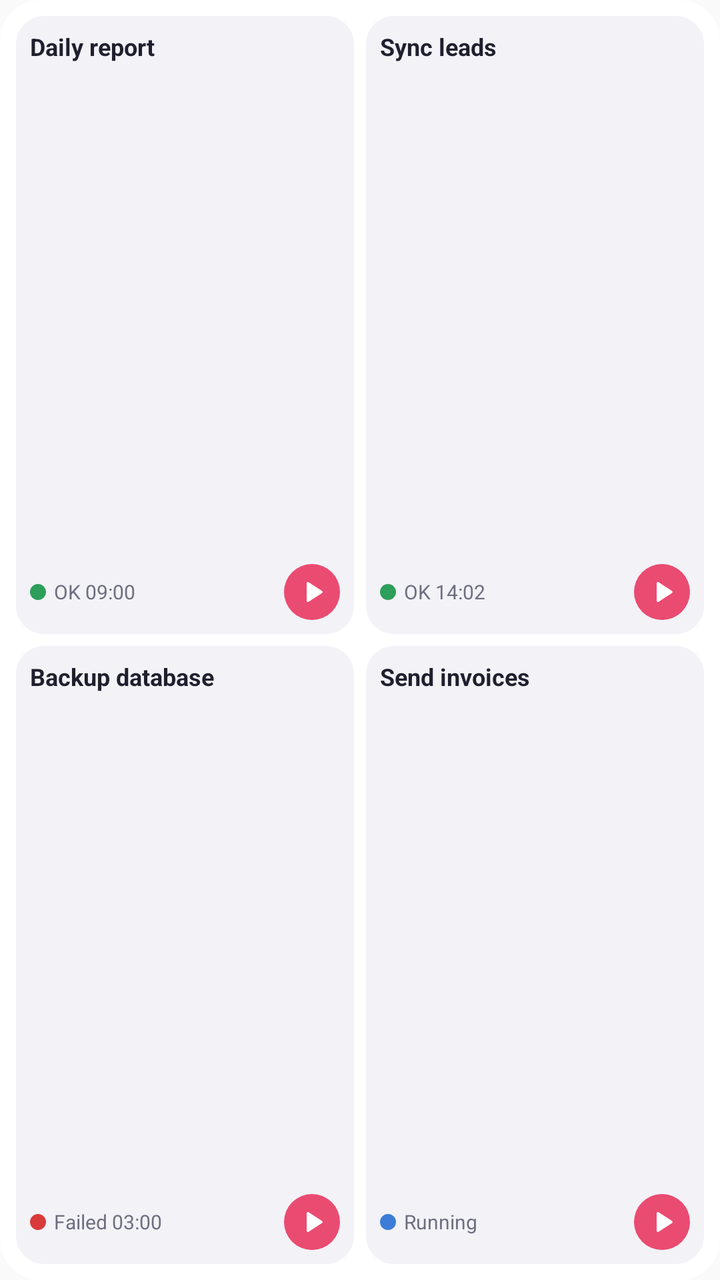
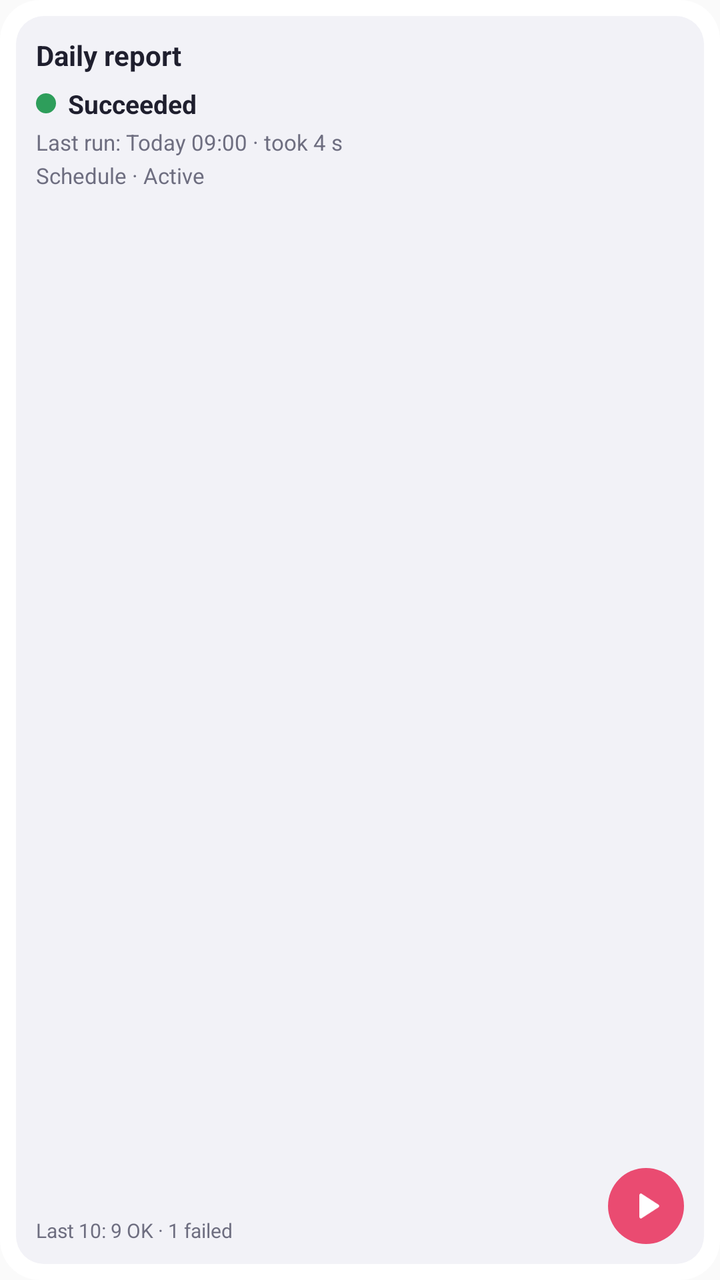

The first picture is an Android layout as it rendered before a commit; the second is the same layout after the commit. The layout source and the unified diff follow.
<!-- AndroidManifest.xml: application theme AppTheme -->
<!-- res/layout/widget_preview.xml -->
<?xml version="1.0" encoding="utf-8"?>
<LinearLayout xmlns:android="http://schemas.android.com/apk/res/android"
    android:layout_width="match_parent" android:layout_height="match_parent"
    android:background="@drawable/widget_bg" android:orientation="vertical" android:padding="5dp">
    <LinearLayout android:layout_width="match_parent" android:layout_height="0dp" android:layout_weight="1" android:orientation="horizontal">
        <LinearLayout android:layout_width="0dp" android:layout_height="match_parent" android:layout_margin="3dp" android:layout_weight="1"
            android:background="@drawable/widget_tile_bg" android:orientation="vertical" android:padding="7dp">
            <TextView android:layout_width="match_parent" android:layout_height="0dp" android:layout_weight="1" android:maxLines="3"
                android:text="Daily report" android:textColor="@color/widget_text" android:textSize="12sp" android:textStyle="bold" />
            <LinearLayout android:layout_width="match_parent" android:layout_height="wrap_content" android:gravity="center_vertical" android:orientation="horizontal">
                <ImageView android:layout_width="8dp" android:layout_height="8dp" android:src="@drawable/widget_dot_ok" />
                <TextView android:layout_width="0dp" android:layout_height="wrap_content" android:layout_weight="1" android:paddingStart="4dp"
                    android:singleLine="true" android:text="OK 09:00" android:textColor="@color/widget_text_dim" android:textSize="10sp" />
                <ImageView android:layout_width="28dp" android:layout_height="28dp" android:background="@drawable/widget_play_bg"
                    android:padding="6dp" android:src="@drawable/widget_ic_play" />
            </LinearLayout>
        </LinearLayout>
        <LinearLayout android:layout_width="0dp" android:layout_height="match_parent" android:layout_margin="3dp" android:layout_weight="1"
            android:background="@drawable/widget_tile_bg" android:orientation="vertical" android:padding="7dp">
            <TextView android:layout_width="match_parent" android:layout_height="0dp" android:layout_weight="1" android:maxLines="3"
                android:text="Sync leads" android:textColor="@color/widget_text" android:textSize="12sp" android:textStyle="bold" />
            <LinearLayout android:layout_width="match_parent" android:layout_height="wrap_content" android:gravity="center_vertical" android:orientation="horizontal">
                <ImageView android:layout_width="8dp" android:layout_height="8dp" android:src="@drawable/widget_dot_ok" />
                <TextView android:layout_width="0dp" android:layout_height="wrap_content" android:layout_weight="1" android:paddingStart="4dp"
                    android:singleLine="true" android:text="OK 14:02" android:textColor="@color/widget_text_dim" android:textSize="10sp" />
                <ImageView android:layout_width="28dp" android:layout_height="28dp" android:background="@drawable/widget_play_bg"
                    android:padding="6dp" android:src="@drawable/widget_ic_play" />
            </LinearLayout>
        </LinearLayout>
    </LinearLayout>
    <LinearLayout android:layout_width="match_parent" android:layout_height="0dp" android:layout_weight="1" android:orientation="horizontal">
        <LinearLayout android:layout_width="0dp" android:layout_height="match_parent" android:layout_margin="3dp" android:layout_weight="1"
            android:background="@drawable/widget_tile_bg" android:orientation="vertical" android:padding="7dp">
            <TextView android:layout_width="match_parent" android:layout_height="0dp" android:layout_weight="1" android:maxLines="3"
                android:text="Backup database" android:textColor="@color/widget_text" android:textSize="12sp" android:textStyle="bold" />
            <LinearLayout android:layout_width="match_parent" android:layout_height="wrap_content" android:gravity="center_vertical" android:orientation="horizontal">
                <ImageView android:layout_width="8dp" android:layout_height="8dp" android:src="@drawable/widget_dot_bad" />
                <TextView android:layout_width="0dp" android:layout_height="wrap_content" android:layout_weight="1" android:paddingStart="4dp"
                    android:singleLine="true" android:text="Failed 03:00" android:textColor="@color/widget_text_dim" android:textSize="10sp" />
                <ImageView android:layout_width="28dp" android:layout_height="28dp" android:background="@drawable/widget_play_bg"
                    android:padding="6dp" android:src="@drawable/widget_ic_play" />
            </LinearLayout>
        </LinearLayout>
        <LinearLayout android:layout_width="0dp" android:layout_height="match_parent" android:layout_margin="3dp" android:layout_weight="1"
            android:background="@drawable/widget_tile_bg" android:orientation="vertical" android:padding="7dp">
            <TextView android:layout_width="match_parent" android:layout_height="0dp" android:layout_weight="1" android:maxLines="3"
                android:text="Send invoices" android:textColor="@color/widget_text" android:textSize="12sp" android:textStyle="bold" />
            <LinearLayout android:layout_width="match_parent" android:layout_height="wrap_content" android:gravity="center_vertical" android:orientation="horizontal">
                <ImageView android:layout_width="8dp" android:layout_height="8dp" android:src="@drawable/widget_dot_info" />
                <TextView android:layout_width="0dp" android:layout_height="wrap_content" android:layout_weight="1" android:paddingStart="4dp"
                    android:singleLine="true" android:text="Running" android:textColor="@color/widget_text_dim" android:textSize="10sp" />
                <ImageView android:layout_width="28dp" android:layout_height="28dp" android:background="@drawable/widget_play_bg"
                    android:padding="6dp" android:src="@drawable/widget_ic_play" />
            </LinearLayout>
        </LinearLayout>
    </LinearLayout>
</LinearLayout>
<!-- resources referenced by this layout -->
<resources>
  <color name="widget_text">#FF1F1F2E</color>
  <color name="widget_text_dim">#FF6E6E80</color>
  <!-- drawable widget_bg (drawable) -->
  <?xml version="1.0" encoding="utf-8"?>
  <shape xmlns:android="http://schemas.android.com/apk/res/android" android:shape="rectangle">
      <solid android:color="@color/widget_bg" />
      <corners android:radius="20dp" />
  </shape>
  <!-- drawable widget_dot_bad (drawable) -->
  <?xml version="1.0" encoding="utf-8"?>
  <shape xmlns:android="http://schemas.android.com/apk/res/android" android:shape="oval">
      <solid android:color="@color/widget_bad" />
      <size android:width="8dp" android:height="8dp" />
  </shape>
  <!-- drawable widget_dot_info (drawable) -->
  <?xml version="1.0" encoding="utf-8"?>
  <shape xmlns:android="http://schemas.android.com/apk/res/android" android:shape="oval">
      <solid android:color="@color/widget_info" />
      <size android:width="8dp" android:height="8dp" />
  </shape>
  <!-- drawable widget_dot_ok (drawable) -->
  <?xml version="1.0" encoding="utf-8"?>
  <shape xmlns:android="http://schemas.android.com/apk/res/android" android:shape="oval">
      <solid android:color="@color/widget_ok" />
      <size android:width="8dp" android:height="8dp" />
  </shape>
  <!-- drawable widget_ic_play (drawable) -->
  <?xml version="1.0" encoding="utf-8"?>
  <vector xmlns:android="http://schemas.android.com/apk/res/android"
      android:width="24dp" android:height="24dp" android:viewportWidth="24" android:viewportHeight="24">
      <path android:fillColor="#FFFFFFFF" android:pathData="M8,5.5v13c0,0.8 0.9,1.3 1.5,0.8l10,-6.5c0.6,-0.4 0.6,-1.2 0,-1.6l-10,-6.5C8.9,4.2 8,4.7 8,5.5z" />
  </vector>
  <!-- drawable widget_play_bg (drawable) -->
  <?xml version="1.0" encoding="utf-8"?>
  <shape xmlns:android="http://schemas.android.com/apk/res/android" android:shape="oval">
      <solid android:color="@color/widget_accent" />
  </shape>
  <!-- drawable widget_tile_bg (drawable) -->
  <?xml version="1.0" encoding="utf-8"?>
  <shape xmlns:android="http://schemas.android.com/apk/res/android" android:shape="rectangle">
      <solid android:color="@color/widget_tile" />
      <corners android:radius="14dp" />
  </shape>
  <style name="AppTheme" parent="Theme.AppCompat.Light.DarkActionBar">
          
          <item name="colorPrimary">@color/colorPrimary</item>
          <item name="colorPrimaryDark">@color/colorPrimaryDark</item>
          <item name="colorAccent">@color/colorAccent</item>
      </style>
  <color name="widget_bg">#F7FFFFFF</color>
  <color name="widget_bad">#FFD93A3A</color>
  <color name="widget_info">#FF3D7DD8</color>
  <color name="widget_ok">#FF2E9E5B</color>
  <color name="widget_accent">#FFEA4B71</color>
  <color name="widget_tile">#FFF2F2F7</color>
</resources>

<!-- the commit's change to res/layout/widget_preview.xml (unified diff, before → after) -->
@@ -2,56 +2,26 @@
 <LinearLayout xmlns:android="http://schemas.android.com/apk/res/android"
     android:layout_width="match_parent" android:layout_height="match_parent"
     android:background="@drawable/widget_bg" android:orientation="vertical" android:padding="5dp">
-    <LinearLayout android:layout_width="match_parent" android:layout_height="0dp" android:layout_weight="1" android:orientation="horizontal">
-        <LinearLayout android:layout_width="0dp" android:layout_height="match_parent" android:layout_margin="3dp" android:layout_weight="1"
-            android:background="@drawable/widget_tile_bg" android:orientation="vertical" android:padding="7dp">
-            <TextView android:layout_width="match_parent" android:layout_height="0dp" android:layout_weight="1" android:maxLines="3"
-                android:text="Daily report" android:textColor="@color/widget_text" android:textSize="12sp" android:textStyle="bold" />
-            <LinearLayout android:layout_width="match_parent" android:layout_height="wrap_content" android:gravity="center_vertical" android:orientation="horizontal">
-                <ImageView android:layout_width="8dp" android:layout_height="8dp" android:src="@drawable/widget_dot_ok" />
-                <TextView android:layout_width="0dp" android:layout_height="wrap_content" android:layout_weight="1" android:paddingStart="4dp"
-                    android:singleLine="true" android:text="OK 09:00" android:textColor="@color/widget_text_dim" android:textSize="10sp" />
-                <ImageView android:layout_width="28dp" android:layout_height="28dp" android:background="@drawable/widget_play_bg"
-                    android:padding="6dp" android:src="@drawable/widget_ic_play" />
-            </LinearLayout>
+    <LinearLayout android:layout_width="match_parent" android:layout_height="0dp" android:layout_weight="1" android:layout_margin="3dp"
+        android:background="@drawable/widget_tile_bg" android:orientation="vertical" android:padding="10dp">
+        <TextView android:layout_width="match_parent" android:layout_height="wrap_content" android:text="Daily report"
+            android:textColor="@color/widget_text" android:textSize="14sp" android:textStyle="bold" />
+        <LinearLayout android:layout_width="match_parent" android:layout_height="wrap_content" android:layout_marginTop="6dp"
+            android:gravity="center_vertical" android:orientation="horizontal">
+            <ImageView android:layout_width="10dp" android:layout_height="10dp" android:src="@drawable/widget_dot_ok" />
+            <TextView android:layout_width="wrap_content" android:layout_height="wrap_content" android:paddingStart="6dp" android:text="Succeeded"
+                android:textColor="@color/widget_text" android:textSize="13sp" android:textStyle="bold" />
         </LinearLayout>
-        <LinearLayout android:layout_width="0dp" android:layout_height="match_parent" android:layout_margin="3dp" android:layout_weight="1"
-            android:background="@drawable/widget_tile_bg" android:orientation="vertical" android:padding="7dp">
-            <TextView android:layout_width="match_parent" android:layout_height="0dp" android:layout_weight="1" android:maxLines="3"
-                android:text="Sync leads" android:textColor="@color/widget_text" android:textSize="12sp" android:textStyle="bold" />
-            <LinearLayout android:layout_width="match_parent" android:layout_height="wrap_content" android:gravity="center_vertical" android:orientation="horizontal">
-                <ImageView android:layout_width="8dp" android:layout_height="8dp" android:src="@drawable/widget_dot_ok" />
-                <TextView android:layout_width="0dp" android:layout_height="wrap_content" android:layout_weight="1" android:paddingStart="4dp"
-                    android:singleLine="true" android:text="OK 14:02" android:textColor="@color/widget_text_dim" android:textSize="10sp" />
-                <ImageView android:layout_width="28dp" android:layout_height="28dp" android:background="@drawable/widget_play_bg"
-                    android:padding="6dp" android:src="@drawable/widget_ic_play" />
-            </LinearLayout>
-        </LinearLayout>
-    </LinearLayout>
-    <LinearLayout android:layout_width="match_parent" android:layout_height="0dp" android:layout_weight="1" android:orientation="horizontal">
-        <LinearLayout android:layout_width="0dp" android:layout_height="match_parent" android:layout_margin="3dp" android:layout_weight="1"
-            android:background="@drawable/widget_tile_bg" android:orientation="vertical" android:padding="7dp">
-            <TextView android:layout_width="match_parent" android:layout_height="0dp" android:layout_weight="1" android:maxLines="3"
-                android:text="Backup database" android:textColor="@color/widget_text" android:textSize="12sp" android:textStyle="bold" />
-            <LinearLayout android:layout_width="match_parent" android:layout_height="wrap_content" android:gravity="center_vertical" android:orientation="horizontal">
-                <ImageView android:layout_width="8dp" android:layout_height="8dp" android:src="@drawable/widget_dot_bad" />
-                <TextView android:layout_width="0dp" android:layout_height="wrap_content" android:layout_weight="1" android:paddingStart="4dp"
-                    android:singleLine="true" android:text="Failed 03:00" android:textColor="@color/widget_text_dim" android:textSize="10sp" />
-                <ImageView android:layout_width="28dp" android:layout_height="28dp" android:background="@drawable/widget_play_bg"
-                    android:padding="6dp" android:src="@drawable/widget_ic_play" />
-            </LinearLayout>
-        </LinearLayout>
-        <LinearLayout android:layout_width="0dp" android:layout_height="match_parent" android:layout_margin="3dp" android:layout_weight="1"
-            android:background="@drawable/widget_tile_bg" android:orientation="vertical" android:padding="7dp">
-            <TextView android:layout_width="match_parent" android:layout_height="0dp" android:layout_weight="1" android:maxLines="3"
-                android:text="Send invoices" android:textColor="@color/widget_text" android:textSize="12sp" android:textStyle="bold" />
-            <LinearLayout android:layout_width="match_parent" android:layout_height="wrap_content" android:gravity="center_vertical" android:orientation="horizontal">
-                <ImageView android:layout_width="8dp" android:layout_height="8dp" android:src="@drawable/widget_dot_info" />
-                <TextView android:layout_width="0dp" android:layout_height="wrap_content" android:layout_weight="1" android:paddingStart="4dp"
-                    android:singleLine="true" android:text="Running" android:textColor="@color/widget_text_dim" android:textSize="10sp" />
-                <ImageView android:layout_width="28dp" android:layout_height="28dp" android:background="@drawable/widget_play_bg"
-                    android:padding="6dp" android:src="@drawable/widget_ic_play" />
-            </LinearLayout>
+        <TextView android:layout_width="match_parent" android:layout_height="wrap_content" android:layout_marginTop="3dp"
+            android:text="Last run: Today 09:00 · took 4 s" android:textColor="@color/widget_text_dim" android:textSize="11sp" />
+        <TextView android:layout_width="match_parent" android:layout_height="wrap_content" android:layout_marginTop="2dp"
+            android:text="Schedule · Active" android:textColor="@color/widget_text_dim" android:textSize="11sp" />
+        <FrameLayout android:layout_width="match_parent" android:layout_height="0dp" android:layout_weight="1" />
+        <LinearLayout android:layout_width="match_parent" android:layout_height="wrap_content" android:gravity="bottom" android:orientation="horizontal">
+            <TextView android:layout_width="0dp" android:layout_height="wrap_content" android:layout_weight="1"
+                android:text="Last 10: 9 OK · 1 failed" android:textColor="@color/widget_text_dim" android:textSize="10sp" />
+            <ImageView android:layout_width="38dp" android:layout_height="38dp" android:background="@drawable/widget_play_bg"
+                android:padding="9dp" android:src="@drawable/widget_ic_play" />
         </LinearLayout>
     </LinearLayout>
 </LinearLayout>
<!-- resource entries referenced after the edit -->
@@ -7,18 +7,6 @@
   <shape xmlns:android="http://schemas.android.com/apk/res/android" android:shape="rectangle">
       <solid android:color="@color/widget_bg" />
       <corners android:radius="20dp" />
-  </shape>
-  <!-- drawable widget_dot_bad (drawable) -->
-  <?xml version="1.0" encoding="utf-8"?>
-  <shape xmlns:android="http://schemas.android.com/apk/res/android" android:shape="oval">
-      <solid android:color="@color/widget_bad" />
-      <size android:width="8dp" android:height="8dp" />
-  </shape>
-  <!-- drawable widget_dot_info (drawable) -->
-  <?xml version="1.0" encoding="utf-8"?>
-  <shape xmlns:android="http://schemas.android.com/apk/res/android" android:shape="oval">
-      <solid android:color="@color/widget_info" />
-      <size android:width="8dp" android:height="8dp" />
   </shape>
   <!-- drawable widget_dot_ok (drawable) -->
   <?xml version="1.0" encoding="utf-8"?>
@@ -50,8 +38,6 @@
           <item name="colorAccent">@color/colorAccent</item>
       </style>
   <color name="widget_bg">#F7FFFFFF</color>
-  <color name="widget_bad">#FFD93A3A</color>
-  <color name="widget_info">#FF3D7DD8</color>
   <color name="widget_ok">#FF2E9E5B</color>
   <color name="widget_accent">#FFEA4B71</color>
   <color name="widget_tile">#FFF2F2F7</color>
